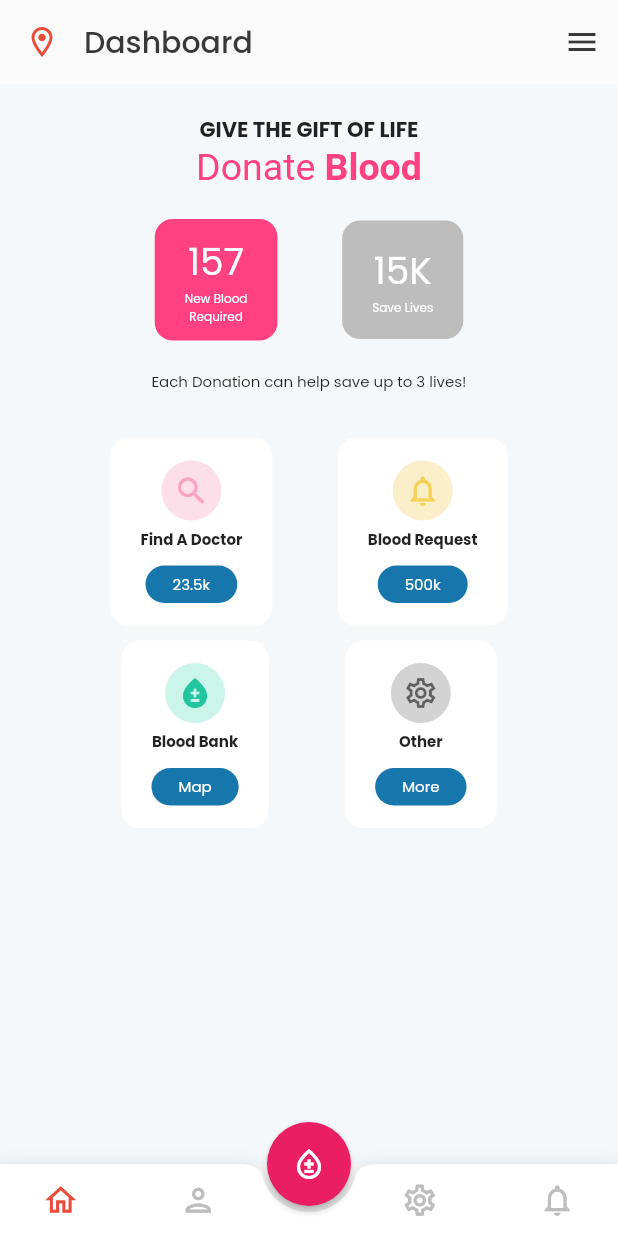
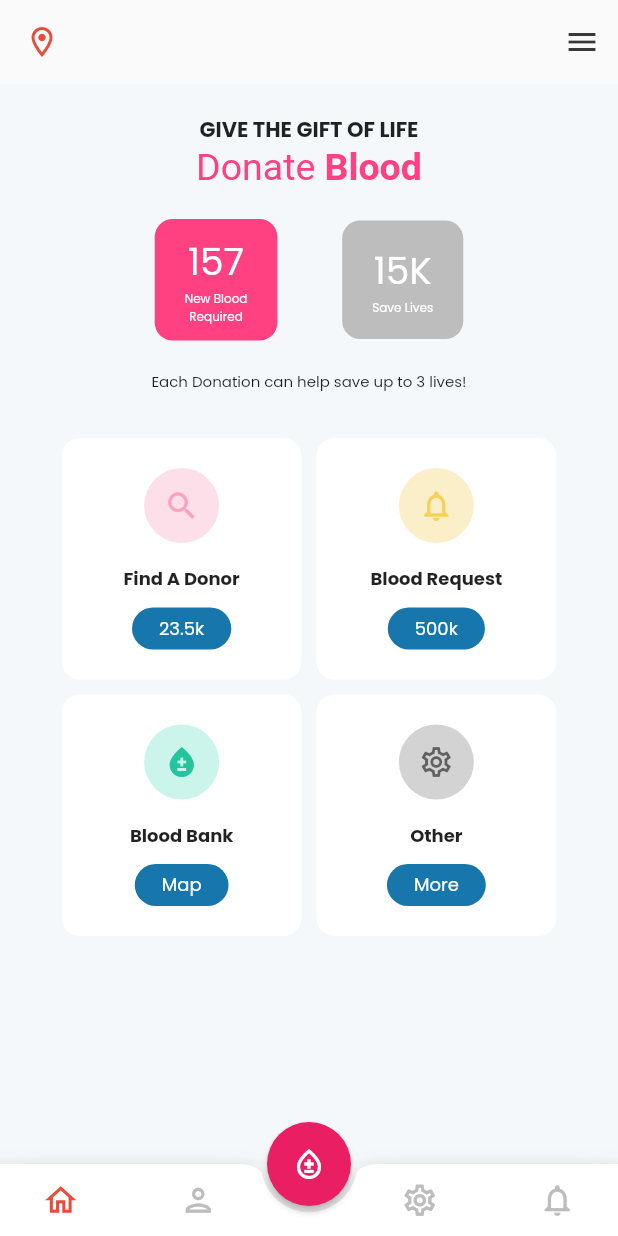
Before and after one commit to nagendrainvweb/connectingLife, a Flutter app: the DashboardPage screen opened by its route, on a phone screen of 412 x 824 dp. Run offline on Flutter 3.47's test engine with Material 2 defaults, Android fonts, the phone set to English and light mode, and no system bars; our stand-ins replace get_it, google_fonts, introduction_screen, stacked, stacked_services; accounts and stored records are empty.

Commit message:
icon added

```diff
--- a/clife/lib/app_widget/home_widget_helper.dart
+++ b/clife/lib/app_widget/home_widget_helper.dart
@@ -11,7 +11,8 @@ class HomeWidgetHelp extends StatelessWidget {
     this.color,
     this.count,
     this.title,
-    this.iconColor, this.iconBackgroundColor,
+    this.iconColor,
+    this.iconBackgroundColor,
   }) : super(key: key);
 
   final IconData icons;
@@ -24,14 +25,9 @@ class HomeWidgetHelp extends StatelessWidget {
   @override
   Widget build(BuildContext context) {
     return Container(
-      child: Column(children: [
-        Row(
-          mainAxisAlignment: MainAxisAlignment.spaceEvenly,
-          children: [
-            Container(
       padding: EdgeInsets.symmetric(
         horizontal: 20,
-                vertical: 15,
+        vertical: 20,
       ),
       decoration: BoxDecoration(
         borderRadius: BorderRadius.circular(
@@ -42,8 +38,8 @@ class HomeWidgetHelp extends StatelessWidget {
       child: Column(
         children: [
           Container(
-                    height: 40,
-                    width: 40,
+            height: 50,
+            width: 50,
             decoration: BoxDecoration(
               shape: BoxShape.circle,
               color: iconBackgroundColor,
@@ -54,14 +50,14 @@ class HomeWidgetHelp extends StatelessWidget {
             ),
           ),
           SizedBox(
-                    height: 5,
+            height: 15,
           ),
           Text(
             title,
             textAlign: TextAlign.center,
             style: TextStyle(
               color: AppColors.blackColor,
-                      fontSize: 10,
+              fontSize: 12,
               fontWeight: FontWeight.bold,
             ),
           ),
@@ -81,16 +77,12 @@ class HomeWidgetHelp extends StatelessWidget {
               count,
               style: TextStyle(
                 color: AppColors.whiteColor,
-                        fontSize: 10,
+                fontSize: 12,
               ),
             ),
           ),
         ],
       ),
-            ),
-          ],
-        ),
-      ]),
     );
   }
 }
--- a/clife/lib/screens/dashboard/dashboard_page.dart
+++ b/clife/lib/screens/dashboard/dashboard_page.dart
@@ -21,7 +21,7 @@ class _DashboardPageState extends State<DashboardPage> {
       appBar: AppBar(
         automaticallyImplyLeading: false,
         title: Text(
-          "Dashboard",
+          "",
           style: TextStyle(
             color: AppColors.textColor,
           ),
--- a/clife/lib/screens/dashboard/home_widget.dart
+++ b/clife/lib/screens/dashboard/home_widget.dart
@@ -145,26 +145,31 @@ class HomeWidgetPage extends StatelessWidget {
           ),
           Container(
             margin: EdgeInsets.symmetric(
-              horizontal: 30,
+              horizontal: MediaQuery.of(context).size.width *0.1,
             ),
             child: Column(
               children: [
                 Row(
-                  mainAxisAlignment: MainAxisAlignment.spaceEvenly,
+                //  mainAxisAlignment: MainAxisAlignment.spaceEvenly,
                   children: [
-                    HomeWidgetHelp(
+                    Expanded(
+                      child: HomeWidgetHelp(
                         icons: Icons.search_outlined,
-                      title: "Find A Doctor",
+                        title: "Find A Donor",
                         count: "23.5k",
                         iconColor: AppColors.pinklight,
                         iconBackgroundColor: AppColors.extraLightpinkColor,
                       ),
-                    HomeWidgetHelp(
+                    ),
+                    SizedBox(width: 10,),
+                    Expanded(
+                      child: HomeWidgetHelp(
                         icons: Icons.notifications_outlined,
                         title: "Blood Request",
                         count: "500k",
                         iconColor: AppColors.yellowLight,
                         iconBackgroundColor: AppColors.extraLightYellowColor,
+                      ),
                     ),
                   ],
                 ),
@@ -172,21 +177,26 @@ class HomeWidgetPage extends StatelessWidget {
                   height: 10,
                 ),
                 Row(
-                  mainAxisAlignment: MainAxisAlignment.spaceEvenly,
+                //  mainAxisAlignment: MainAxisAlignment.spaceEvenly,
                   children: [
-                    HomeWidgetHelp(
+                    Expanded(
+                      child: HomeWidgetHelp(
                         icons: Icons.bloodtype,
                         title: "Blood Bank",
                         count: "Map",
                         iconColor: AppColors.skyLight,
                         iconBackgroundColor: AppColors.extraSkyLight,
                       ),
-                    HomeWidgetHelp(
+                    ),
+                     SizedBox(width: 10,),
+                    Expanded(
+                      child: HomeWidgetHelp(
                         icons: Icons.settings_outlined,
                         title: "Other",
                         count: "More",
                         iconColor: AppColors.blackLight,
                         iconBackgroundColor: AppColors.extraBlueLight,
+                      ),
                     ),
                   ],
                 ),
```
Also changed, not shown: 5 other files. Lines whose indentation alone changed are shown as unchanged.
